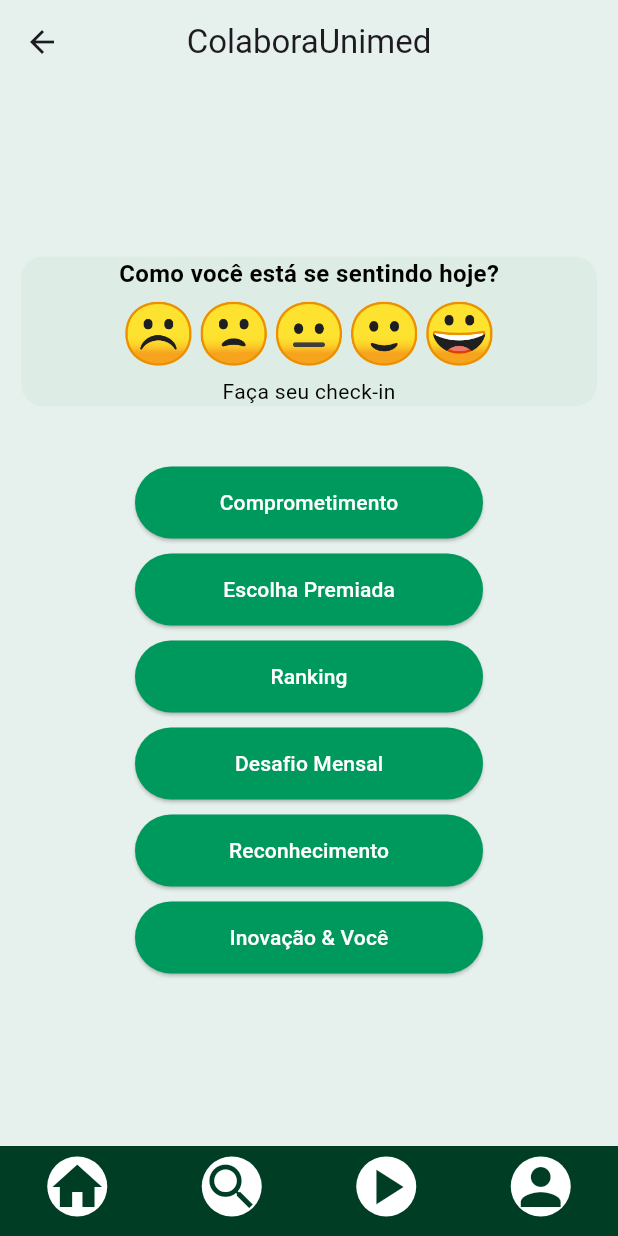
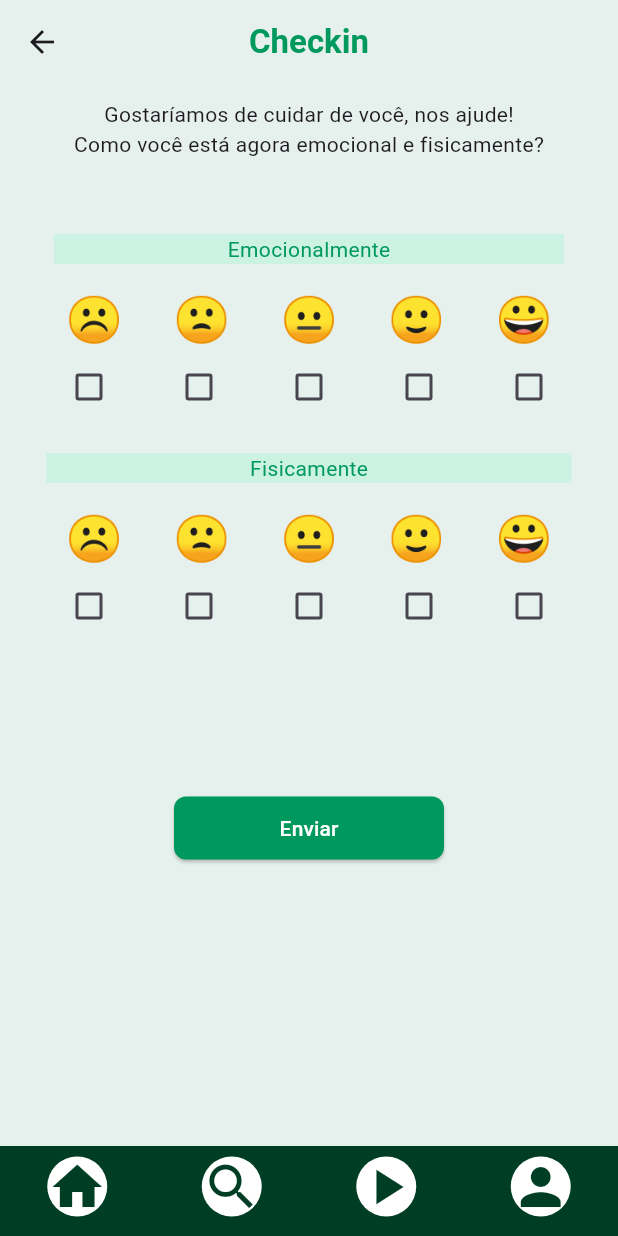
Before and after one commit to GabrielDRamos/ColaboraUnimed, a Flutter app: the MyHomePage screen opened directly, after a tap on an icon or button, on a phone screen of 412 x 824 dp. Run offline on Flutter 3.47's test engine with Material 3 defaults, Android fonts, the phone set to English and light mode, and no system bars; Roboto replaces fonts that are missing (Noto).

Commit message:
feat add: criando modal checkin

```diff
--- a/lib/screens/app.dart
+++ b/lib/screens/app.dart
@@ -1,4 +1,5 @@
 import 'package:flutter/material.dart';
+import 'package:secondapptest/screens/checkin.dart';
 import 'package:secondapptest/screens/login.dart';
 
 
@@ -11,6 +12,7 @@
     return MaterialApp(
       title: 'Flutter Demo',
       theme: ThemeData(
+        fontFamily: 'Noto' ,
         // This is the theme of your application.
         //
         // TRY THIS: Try running your application with "flutter run". You'll see
@@ -29,7 +31,7 @@
 
         useMaterial3: true,
       ),
-      home: const Login(title: "ColaboraUnimed"),
+      home: const Checkin(title: "ColaboraUnimed"),
 
     );
   }
--- /dev/null
+++ b/lib/screens/checkin.dart
@@ -0,0 +1,276 @@
+import 'package:flutter/material.dart';
+import 'package:secondapptest/screens/my_home_page.dart';
+
+class Checkin extends StatefulWidget {
+  const Checkin({super.key, required this.title});
+
+  final String title;
+
+  @override
+  State<Checkin> createState() => _CheckinState();
+}
+
+class _CheckinState extends State<Checkin> {
+  String? selectedOption;
+
+  List<String> emojis = ["☹", "🙁", "😐", "🙂", "😀"];
+
+
+  void _showCheckinDialog() {
+    showDialog(context: context,
+    builder: (BuildContext ctx) {
+      return AlertDialog(
+        contentPadding: EdgeInsets.zero,
+        content: Column(
+          mainAxisSize: MainAxisSize.min,
+          children: [
+            Container(
+              width: double.infinity,
+              color: const Color.fromARGB(255, 214, 210, 210),
+              padding: const EdgeInsets.all(16),
+              child: const Text(
+              'Você enviou o seu checkin',
+              textAlign: TextAlign.center,
+              style: TextStyle(
+                color: Color.fromARGB(255, 0, 153, 93) ,
+                fontSize: 18,
+                fontWeight: FontWeight.bold
+              ),),
+            ),
+            Container(
+                width: double.infinity,
+                color: Color.fromARGB(160, 0, 153, 92),
+                padding: const EdgeInsets.all(16.0),
+                child: const Text(
+                  'Parabéns pelo autocuidado!',
+                  textAlign: TextAlign.center,
+                  style: TextStyle(
+                    color: Colors.white,
+                    fontSize: 16,
+                  ),
+            ),
+        ),
+        SizedBox(height: 15,),
+        Container(
+          width: 200,
+          child: Column(
+            mainAxisAlignment: MainAxisAlignment.spaceBetween,
+            children: [
+              ElevatedButton(
+                style: ElevatedButton.styleFrom(
+                backgroundColor: Color.fromARGB(255, 0, 153, 93), // fundo verde // texto branco
+                ),
+                onPressed: (){
+                  Navigator.pop(context);
+                  Navigator.push(context, MaterialPageRoute(builder: (context) => MyHomePage(title: 'ColaboraUnimed')));
+                },
+                child: Text("Voltar a Home", style: TextStyle(
+                  color: Colors.white
+                ),),
+              ),
+              SizedBox(height: 20,),
+              ElevatedButton(
+                style: ElevatedButton.styleFrom(
+                backgroundColor: Color.fromARGB(255, 0, 153, 93), // fundo verde // texto branco
+                ),
+                onPressed: (){
+                  Navigator.pop(context);
+                  Navigator.push(context, MaterialPageRoute(builder: (context) => MyHomePage(title: 'ColaboraUnimed')));
+                },
+                child: Text("Ver histórico", style: TextStyle(
+                  color: Colors.white
+                ),),
+              ),
+               SizedBox(height: 8,),
+            ],
+          ),
+        )
+        ],
+        ),
+      );
+    }
+    );
+  }
+
+  void _handleCheckBoxChange(String value){
+    setState(() {
+      selectedOption == value;
+    });
+  }
+
+  @override
+  Widget build(BuildContext context) {
+   return Scaffold(
+       backgroundColor: Color.fromARGB(255, 230, 240, 236),
+      appBar: AppBar(
+        backgroundColor: Color.fromARGB(255, 230, 240, 236),
+        title: Text("Checkin", style: TextStyle(
+          color: const Color.fromARGB(255, 0, 153, 93),
+          fontWeight: FontWeight.bold
+        ),),
+        centerTitle: true,
+      ),
+
+      bottomNavigationBar: ClipRRect(
+        borderRadius: const BorderRadius.only(
+        topLeft: Radius.circular(0),
+        topRight: Radius.circular(0),
+        bottomLeft: Radius.circular(0),
+        bottomRight:  Radius.circular(0)
+
+       ),
+       child: SizedBox(
+        height: 60,
+         child: BottomNavigationBar(
+          type: BottomNavigationBarType.fixed,
+          backgroundColor: Color.fromARGB(255, 0, 61, 37),
+          selectedItemColor: Color.fromARGB(255, 0, 61, 37),
+          unselectedItemColor: Color.fromARGB(255, 0, 61, 37),
+          items:  [
+          BottomNavigationBarItem(
+            icon: Center(
+              child: Container(
+                width: 40,
+                height: 40,
+                decoration: const BoxDecoration(
+                  shape: BoxShape.circle,
+                  color: Colors.white,
+                ),
+                child: const Icon(Icons.home,size: 40, color: Color.fromARGB(255, 0, 61, 37),),
+              ),
+            ),
+            label: '',
+            ),
+              BottomNavigationBarItem(
+            icon: Container(
+              width: 40,
+              height: 40,
+              decoration: const BoxDecoration(
+                shape: BoxShape.circle,
+                color: Colors.white,
+              ),
+              child: const Icon(Icons.search,size: 40, color: Color.fromARGB(255, 0, 61, 37),),
+            ),
+            label: '',
+            ),
+              BottomNavigationBarItem(
+            icon: Container(
+              width: 40,
+              height: 40,
+              decoration: const BoxDecoration(
+                shape: BoxShape.circle,
+                color: Colors.white,
+              ),
+              child: const Icon(Icons.play_arrow, size: 40, color: Color.fromARGB(255, 0, 61, 37),),
+            ),
+            label: '',
+            ),
+              BottomNavigationBarItem(
+            icon: Container(
+              width: 40,
+              height: 40,
+              decoration: const BoxDecoration(
+                shape: BoxShape.circle,
+                color: Colors.white,
+              ),
+              child: const Icon(Icons.person, size: 40, color: Color.fromARGB(255, 0, 61, 37),),
+            ),
+            label: '',
+            ),
+          ]),
+       ),
+      ),
+      body: Padding(
+        padding: const EdgeInsets.all(10.0),
+        child: Column(
+          mainAxisAlignment: MainAxisAlignment.start,
+          children: [
+            Column(
+              children: [
+                Text("Gostaríamos de cuidar de você, nos ajude!"),
+                Text("Como você está agora emocional e fisicamente?"),
+              ],
+            ),
+            SizedBox(height: 50,),
+            Column(
+              children: [
+              Container(
+              width: 340,
+              color: const Color.fromARGB(51, 95, 248, 187) ,
+              child:  Center(
+                child: Text("Emocionalmente", style: TextStyle(
+                  color: Color.fromARGB(255, 0, 153, 93)
+                ),),
+              ),
+              ),
+              SizedBox(height: 15,),
+              Row(
+                mainAxisAlignment: MainAxisAlignment.spaceEvenly,
+                children: emojis.map((emoji) => Text(emoji, style: TextStyle(fontSize: 30))).toList(),
+              ),
+               Row(
+              mainAxisAlignment: MainAxisAlignment.spaceEvenly,
+               children: emojis.map((emoji) {
+                return Checkbox(
+                  value: selectedOption == emoji,
+                  onChanged: (bool? checked) {
+                    if (checked == true) {
+                      _handleCheckBoxChange(emoji);
+                    }
+                  },
+                );
+              }).toList(),
+            )
+            ]
+            ),
+            SizedBox(height: 20,),
+             Column(
+              children: [
+              Container(
+
+              width: 350,
+              color: const Color.fromARGB(51, 95, 248, 187) ,
+              child:   Center(
+                child: Text("Fisicamente", style: TextStyle(
+                  color: Color.fromARGB(255, 0, 153, 93)
+                ),),
+              ),
+              ),
+
+              SizedBox(height: 15,),
+              Row(
+                mainAxisAlignment: MainAxisAlignment.spaceEvenly,
+                children: emojis.map((emoji) => Text(emoji, style: TextStyle(fontSize: 30))).toList(),
+              ),
+               Row(
+              mainAxisAlignment: MainAxisAlignment.spaceEvenly,
+               children: emojis.map((emoji) {
+                return Checkbox(
+                  value: selectedOption == emoji,
+                  onChanged: (bool? checked) {
+                    if (checked == true) {
+                      _handleCheckBoxChange(emoji);
+                    }
+                  },
+                );
+              }).toList(),
+            )
+            ]
+            ),
+
+        SizedBox(height: 100),
+        ElevatedButton(style: ElevatedButton.styleFrom(
+        backgroundColor: const Color.fromARGB(255, 0, 153, 93),
+        foregroundColor: Colors.white,
+        minimumSize:  Size(180, 42),
+        shape: RoundedRectangleBorder(
+        borderRadius: BorderRadius.circular(8), // Borda arredondada
+      ),
+       ), child: Text('Enviar'), onPressed: () => _showCheckinDialog(),),
+          ],
+        ),
+
+      ),
+   );
+  }
+}
--- a/lib/screens/my_home_page.dart
+++ b/lib/screens/my_home_page.dart
@@ -1,4 +1,5 @@
 import 'package:flutter/material.dart';
+import 'checkin.dart';
 
 class MyHomePage extends StatefulWidget {
   const MyHomePage({super.key, required this.title});
@@ -126,7 +127,7 @@
          child: Column(
             children: [
               Text("Como você está se sentindo hoje?", style: TextStyle(
-                fontSize: 16,
+                fontSize: 12,
                 fontWeight: FontWeight.bold,
                 color: Colors.black,
               ),),
@@ -136,7 +137,7 @@
                   children: emojis.map((emoji) {
                     return GestureDetector(
                       onTap: () {
-                        print("Emoji selecionado: $emoji");
+                        Navigator.push(context, MaterialPageRoute(builder: (context) => const Checkin(title: "laksjdsalk")),);
                       },
                       child: Text(
                         emoji,
@@ -147,7 +148,7 @@
                 ),
               ),
               Text("Faça seu check-in",  style: TextStyle(
-                fontSize: 14,
+                fontSize: 18,
                 color: Colors.black,
               ),)
             ],
```
